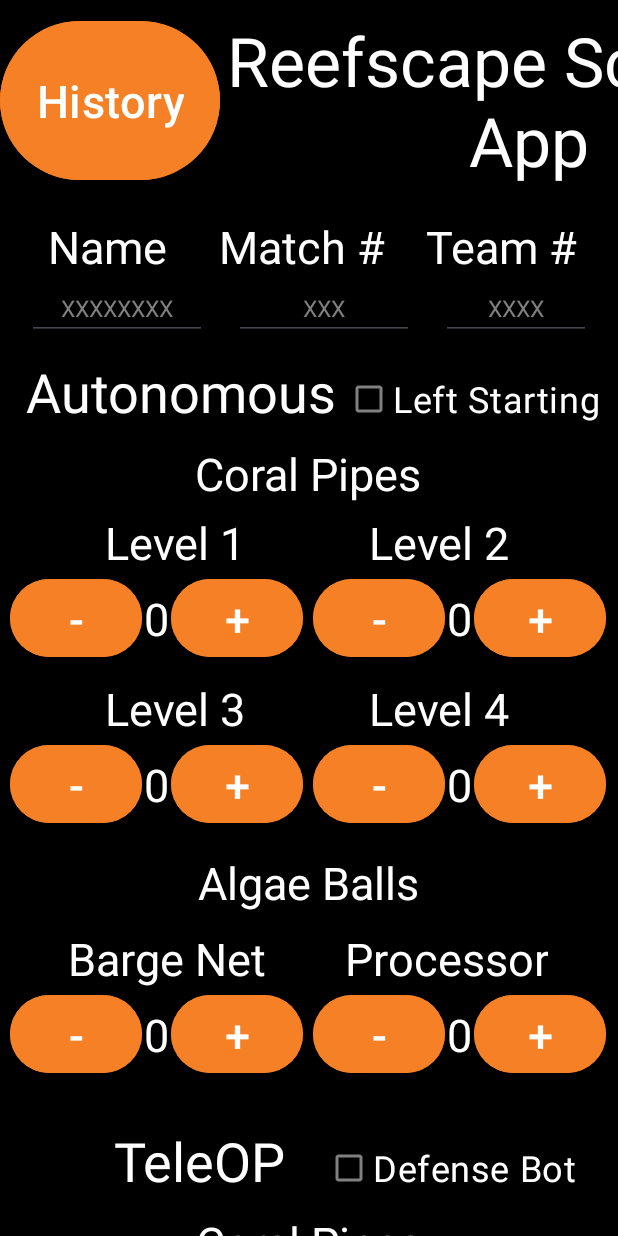
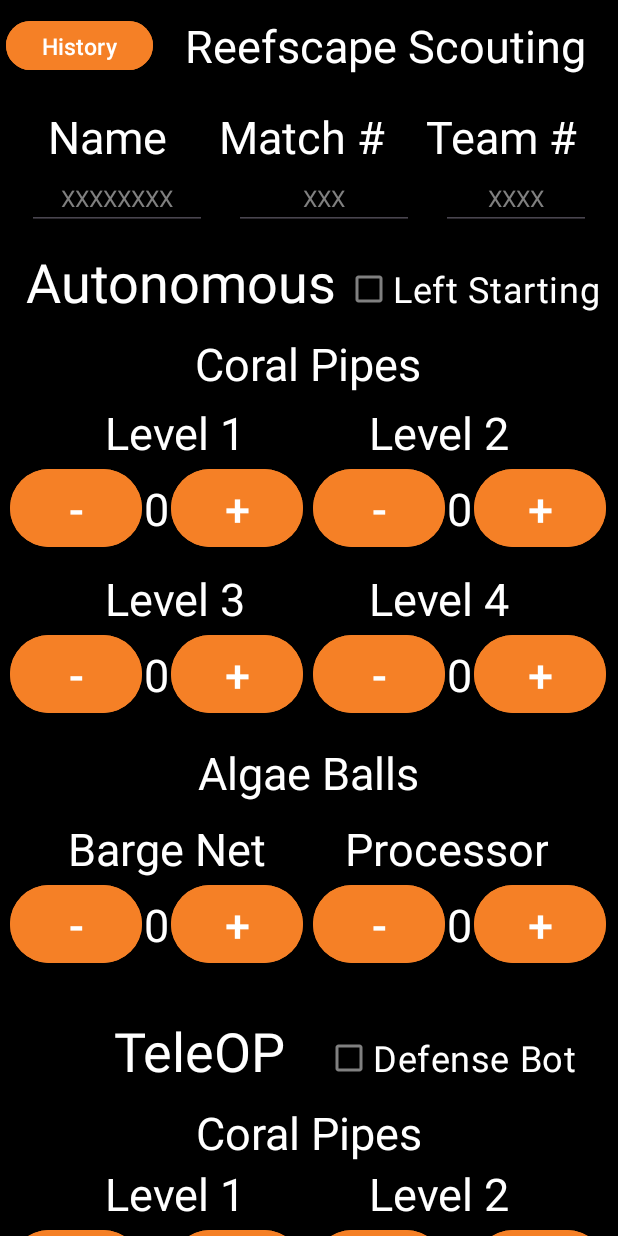
Before and after one commit to Kushal701151/Reefscape---Strategy---Android, an Android app: the screen it shows after launch (MainActivity), on a phone screen of 412 x 824 dp. Run offline under Robolectric (Android 15) with nearby library versions, the phone set to English and light mode, and no system bars.

Commit message:
final touches pt 3

```diff
--- a/app/src/main/res/layout/activity_main.xml
+++ b/app/src/main/res/layout/activity_main.xml
@@ -25,8 +25,9 @@
                 android:onClick="onHistory"
                 android:layout_width="wrap_content"
                 android:layout_height="match_parent"
+                android:textColor="@color/white"
                 android:text="History"
-                android:textSize="30dp"
+                android:textSize="15dp"
                 android:backgroundTint="@color/orange"/>
             <Space
                 android:layout_width="wrap_content"
@@ -35,10 +36,10 @@
             <TextView
                 android:layout_width="wrap_content"
                 android:layout_height="wrap_content"
-                android:text="Reefscape Scouting App"
-                android:textAlignment="center"
-                android:textColor="@color/white"
-                android:textSize="45dp" />
+                android:text="Reefscape Scouting"
+                android:textAlignment="center"
+                android:textColor="@color/white"
+                android:textSize="30dp" />
             <Space
                 android:layout_width="wrap_content"
                 android:layout_height="match_parent"
@@ -333,6 +334,7 @@
                 android:id="@+id/AutoL1Minus"
                 android:layout_width="wrap_content"
                 android:layout_height="60dp"
+                android:textColor="@color/white"
                 android:onClick="AutoL1Minus"
                 android:backgroundTint="@color/orange"
                 android:text="-"
@@ -363,7 +365,7 @@
                 android:layout_height="60dp"
                 android:onClick="AutoL1Plus"
                 android:backgroundTint="@color/orange"
-
+                android:textColor="@color/white"
                 android:text="+"
                 android:textSize="30sp" />
 
@@ -378,6 +380,7 @@
                 android:layout_height="60dp"
                 android:onClick="AutoL2Minus"
                 android:backgroundTint="@color/orange"
+                android:textColor="@color/white"
                 android:text="-"
                 android:textSize="30sp" />
 
@@ -407,6 +410,7 @@
                 android:onClick="AutoL2Plus"
                 android:backgroundTint="@color/orange"
                 android:text="+"
+                android:textColor="@color/white"
                 android:textSize="30sp" />
 
             <Space
@@ -493,6 +497,7 @@
                 android:onClick="AutoL3Minus"
                 android:backgroundTint="@color/orange"
                 android:text="-"
+                android:textColor="@color/white"
                 android:textSize="30sp" />
 
             <Space
@@ -519,6 +524,7 @@
                 android:layout_width="wrap_content"
                 android:layout_height="60dp"
                 android:onClick="AutoL3Plus"
+                android:textColor="@color/white"
                 android:backgroundTint="@color/orange"
                 android:text="+"
                 android:textSize="30sp" />
@@ -531,6 +537,7 @@
             <Button
                 android:id="@+id/AutoL4Minus"
                 android:layout_width="wrap_content"
+                android:textColor="@color/white"
                 android:layout_height="60dp"
                 android:onClick="AutoL4Minus"
                 android:backgroundTint="@color/orange"
@@ -562,6 +569,7 @@
                 android:layout_height="60dp"
                 android:onClick="AutoL4Plus"
                 android:backgroundTint="@color/orange"
+                android:textColor="@color/white"
                 android:text="+"
                 android:textSize="30sp" />
 
@@ -676,6 +684,7 @@
                 android:layout_height="60dp"
                 android:onClick="AutoBargeMinus"
                 android:text="-"
+                android:textColor="@color/white"
                 android:backgroundTint="@color/orange"
                 android:textSize="30sp" />
 
@@ -704,6 +713,7 @@
                 android:layout_height="60dp"
                 android:onClick="AutoBargePlus"
                 android:text="+"
+                android:textColor="@color/white"
                 android:backgroundTint="@color/orange"
                 android:textSize="30sp" />
 
@@ -718,6 +728,7 @@
                 android:layout_height="60dp"
                 android:onClick="AutoProcessorMinus"
                 android:text="-"
+                android:textColor="@color/white"
                 android:backgroundTint="@color/orange"
                 android:textSize="30sp" />
 
@@ -746,7 +757,7 @@
                 android:onClick="AutoProcessorPlus"
                 android:text="+"
                 android:backgroundTint="@color/orange"
-
+                android:textColor="@color/white"
                 android:textSize="30sp" />
 
             <Space
@@ -887,6 +898,7 @@
                 android:layout_height="60dp"
                 android:onClick="TeleL1Minus"
                 android:text="-"
+                android:textColor="@color/white"
                 android:backgroundTint="@color/orange"
                 android:textSize="30sp" />
 
@@ -914,6 +926,7 @@
                 android:layout_height="60dp"
                 android:onClick="TeleL1Plus"
                 android:text="+"
+                android:textColor="@color/white"
                 android:backgroundTint="@color/orange"
                 android:textSize="30sp" />
 
@@ -928,6 +941,7 @@
                 android:layout_height="60dp"
                 android:onClick="TeleL2Minus"
                 android:text="-"
+                android:textColor="@color/white"
                 android:backgroundTint="@color/orange"
                 android:textSize="30sp" />
 
@@ -955,6 +969,7 @@
                 android:layout_height="60dp"
                 android:onClick="TeleL2Plus"
                 android:text="+"
+                android:textColor="@color/white"
                 android:backgroundTint="@color/orange"
                 android:textSize="30sp" />
 
@@ -1039,6 +1054,7 @@
                 android:layout_height="60dp"
                 android:onClick="TeleL3Minus"
                 android:text="-"
+                android:textColor="@color/white"
                 android:backgroundTint="@color/orange"
                 android:textSize="30sp" />
 
@@ -1066,6 +1082,7 @@
                 android:layout_height="60dp"
                 android:onClick="TeleL3Plus"
                 android:text="+"
+                android:textColor="@color/white"
                 android:backgroundTint="@color/orange"
                 android:textSize="30sp" />
 
@@ -1080,6 +1097,7 @@
                 android:layout_height="60dp"
                 android:onClick="TeleL4Minus"
                 android:text="-"
+                android:textColor="@color/white"
                 android:backgroundTint="@color/orange"
                 android:textSize="30sp" />
 
@@ -1107,6 +1125,7 @@
                 android:layout_height="60dp"
                 android:onClick="TeleL4Plus"
                 android:text="+"
+                android:textColor="@color/white"
                 android:backgroundTint="@color/orange"
                 android:textSize="30sp" />
 
@@ -1217,6 +1236,7 @@
                 android:layout_width="wrap_content"
                 android:layout_height="60dp"
                 android:onClick="TeleBargeMinus"
+                android:textColor="@color/white"
                 android:text="-"
                 android:backgroundTint="@color/orange"
                 android:textSize="30sp" />
@@ -1245,6 +1265,7 @@
                 android:layout_height="60dp"
                 android:onClick="TeleBargePlus"
                 android:text="+"
+                android:textColor="@color/white"
                 android:backgroundTint="@color/orange"
                 android:textSize="30sp" />
 
@@ -1259,6 +1280,7 @@
                 android:layout_height="60dp"
                 android:onClick="TeleProcessorMinus"
                 android:text="-"
+                android:textColor="@color/white"
                 android:backgroundTint="@color/orange"
                 android:textSize="30sp" />
 
@@ -1286,6 +1308,7 @@
                 android:layout_height="60dp"
                 android:onClick="TeleProcessorPlus"
                 android:text="+"
+                android:textColor="@color/white"
                 android:backgroundTint="@color/orange"
                 android:textSize="30sp" />
 
@@ -1370,6 +1393,7 @@
                 android:layout_height="60dp"
                 android:onClick="HumanPlayerAttemptedMinus"
                 android:text="-"
+                android:textColor="@color/white"
                 android:backgroundTint="@color/orange"
                 android:textSize="30sp" />
 
@@ -1397,6 +1421,7 @@
                 android:layout_height="60dp"
                 android:onClick="HumanPlayerAttemptedPlus"
                 android:text="+"
+                android:textColor="@color/white"
                 android:backgroundTint="@color/orange"
                 android:textSize="30sp" />
 
@@ -1411,6 +1436,7 @@
                 android:layout_height="60dp"
                 android:onClick="HumanPlayerMinus"
                 android:text="-"
+                android:textColor="@color/white"
                 android:backgroundTint="@color/orange"
                 android:textSize="30sp" />
 
@@ -1438,6 +1464,7 @@
                 android:layout_height="60dp"
                 android:onClick="HumanPlayerPlus"
                 android:text="+"
+                android:textColor="@color/white"
                 android:backgroundTint="@color/orange"
                 android:textSize="30sp" />
 
@@ -1599,6 +1626,7 @@
 
             <Button
                 android:id="@+id/done"
+                android:textColor="@color/white"
                 android:layout_width="200dp"
                 android:layout_height="100dp"
                 android:onClick="onSubmit"
```
